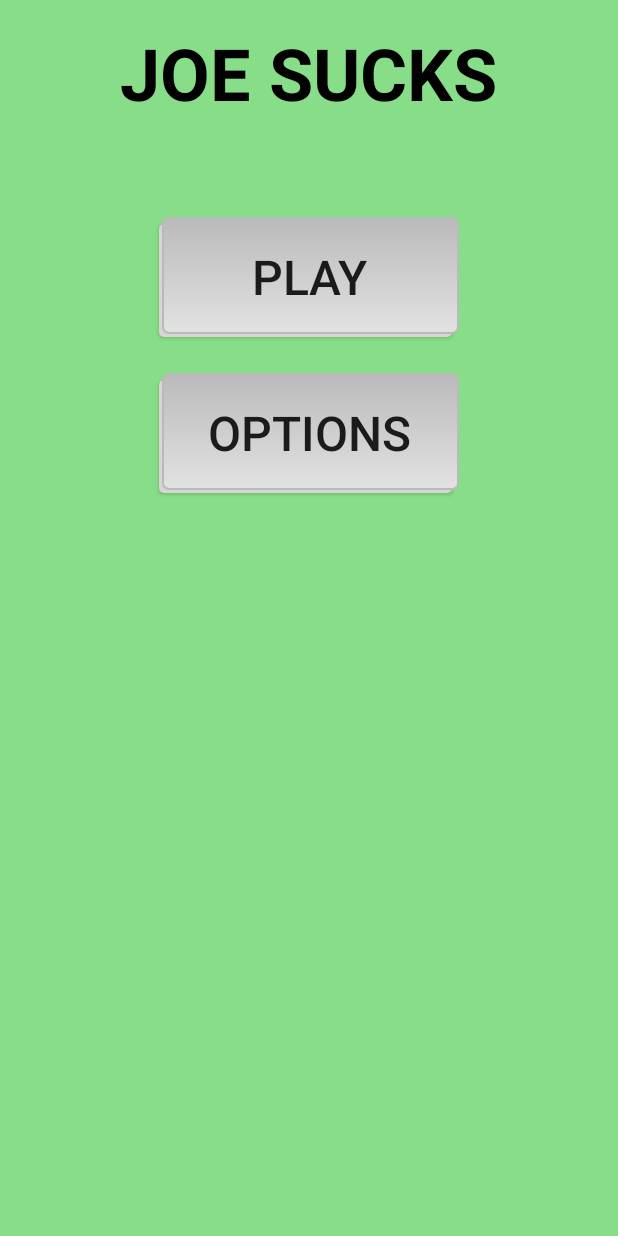
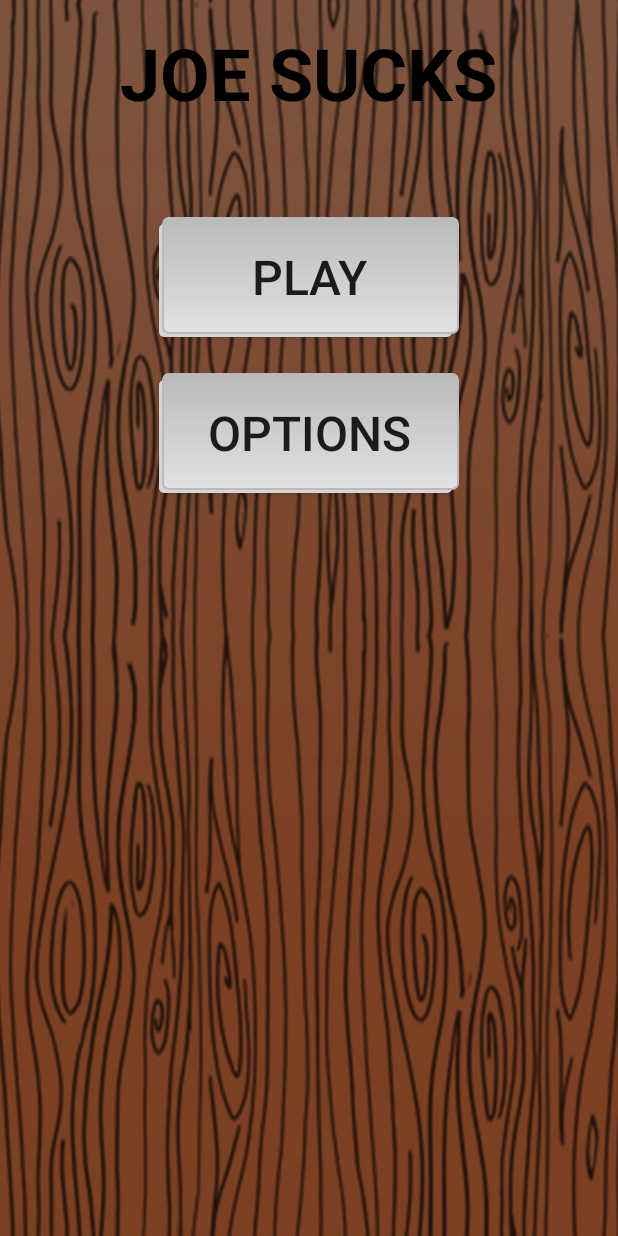
Before and after one commit to ssand8/MooseCat, an Android app: the screen it shows after launch (MainActivity), on a phone screen of 412 x 824 dp. Run offline under Robolectric (Android 15) with nearby library versions, the light colour scheme and no system bars.

Commit message:
Added images

```diff
--- a/app/src/main/res/layout/activity_main.xml
+++ b/app/src/main/res/layout/activity_main.xml
@@ -8,7 +8,7 @@
     android:paddingRight="@dimen/activity_horizontal_margin"
     android:paddingTop="@dimen/activity_vertical_margin"
     tools:context="theultimatedomain.com.moosecat.MainActivity"
-    android:background="#88de88">
+    android:background="@drawable/Start_Screen_Wood">
 
     <TextView
         android:id="@+id/title"
```
Also changed, not shown: app/src/main/res/drawable/Start_Screen_Wood.png (added), app/src/main/res/drawable/moose.png.
